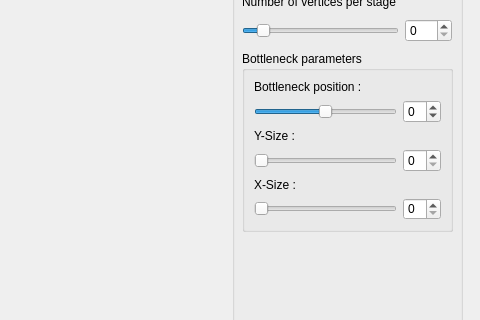
Before: the Qt Designer form ui/mainwindow.ui in blomios/3DSceneCreator, drawn with Qt 5; both pictures show x 538 to 1018 and y 109 to 429 of the 1018 by 593 pixel window.
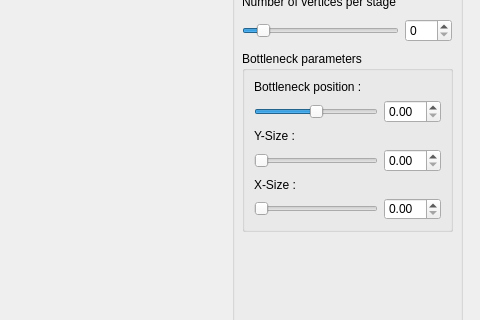
After: the same form once the commit is applied. Custom widgets are drawn as their Qt base class.

Commit message: Change spin boxes to double spin boxes for bottleneck parameters

What changed in the file:
```diff
--- a/ui/mainwindow.ui
+++ b/ui/mainwindow.ui
@@ -154,15 +154,8 @@
         <property name="orientation">
          <enum>Qt::Horizontal</enum>
         </property>
-       </widget>
-      </item>
-      <item row="1" column="1">
-       <widget class="QSpinBox" name="bottleneckPositionSpinBox">
-        <property name="minimum">
-         <number>-5</number>
-        </property>
-        <property name="maximum">
-         <number>5</number>
+        <property name="tickPosition">
+         <enum>QSlider::NoTicks</enum>
         </property>
        </widget>
       </item>
@@ -183,13 +176,6 @@
         </property>
        </widget>
       </item>
-      <item row="3" column="1">
-       <widget class="QSpinBox" name="bottleneckYSizeSpinBox">
-        <property name="maximum">
-         <number>5</number>
-        </property>
-       </widget>
-      </item>
       <item row="4" column="0">
        <widget class="QLabel" name="bottleneckXSizeLabel">
         <property name="text">
@@ -207,12 +193,14 @@
         </property>
        </widget>
       </item>
+      <item row="1" column="1">
+       <widget class="QDoubleSpinBox" name="bottleneckPositionDoubleSpinBox"/>
+      </item>
+      <item row="3" column="1">
+       <widget class="QDoubleSpinBox" name="bottleneckYSizeDoubleSpinBox"/>
+      </item>
       <item row="5" column="1">
-       <widget class="QSpinBox" name="bottleneckXSizeSpinBox">
-        <property name="maximum">
-         <number>1</number>
-        </property>
-       </widget>
+       <widget class="QDoubleSpinBox" name="bottleneckXSizeDoubleSpinBox"/>
       </item>
      </layout>
     </widget>
```
